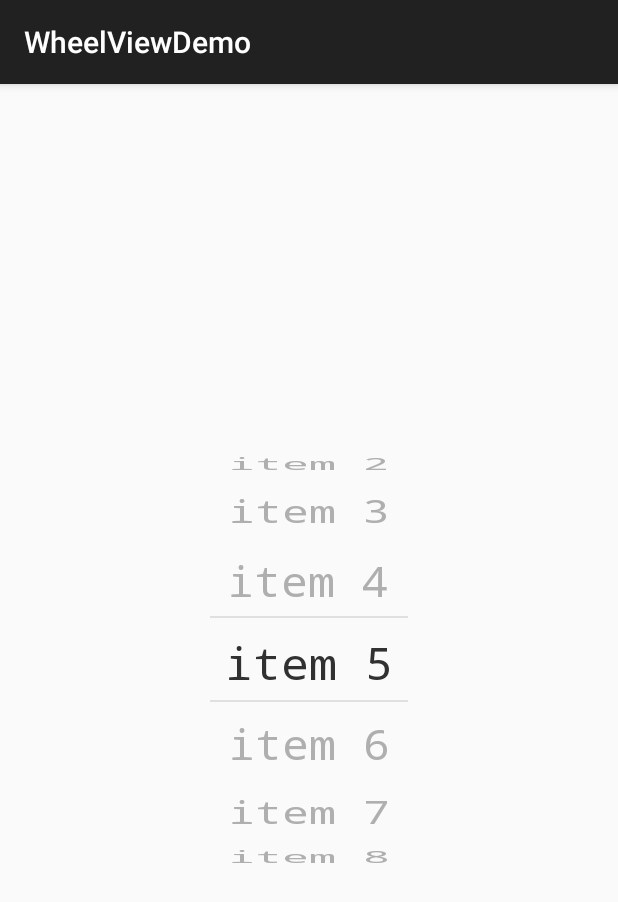
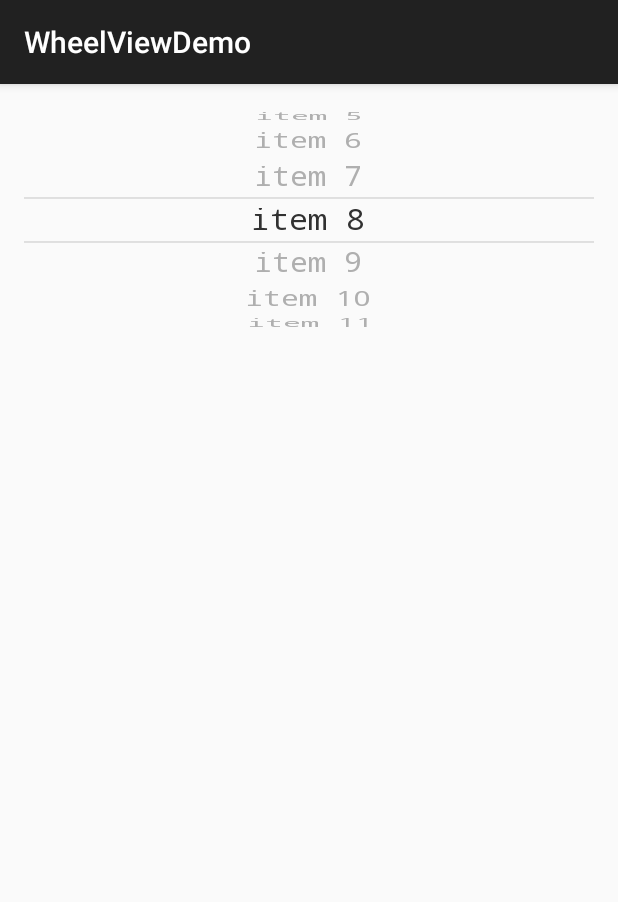
Before and after one commit to weidongjian/androidWheelView, an Android app: the screen it shows after launch (MainActivity), on a phone screen of 412 x 824 dp. Shown: the top 902 px of the screen. Run offline under Robolectric (Android 15) with nearby library versions, the phone set to English and light mode, and no system bars.

Commit message:
滚轮的大小，跟视图的大小同步

```diff
--- a/app/src/main/java/com/weidongjian/meitu/wheelviewdemo/MainActivity.java
+++ b/app/src/main/java/com/weidongjian/meitu/wheelviewdemo/MainActivity.java
@@ -3,29 +3,20 @@ package com.weidongjian.meitu.wheelviewdemo;
 import android.os.Bundle;
 import android.support.v7.app.AppCompatActivity;
 import android.util.Log;
-import android.view.ViewGroup;
-import android.widget.RelativeLayout;
 
+import com.weidongjian.meitu.wheelviewdemo.view.LoopView;
 import com.weidongjian.meitu.wheelviewdemo.view.OnItemSelectedListener;
-import com.weidongjian.meitu.wheelviewdemo.view.LoopView;
 
 import java.util.ArrayList;
 
 public class MainActivity extends AppCompatActivity {
-    private RelativeLayout rootview;
-    private RelativeLayout.LayoutParams layoutParams;
-
     @Override
     protected void onCreate(Bundle savedInstanceState) {
         super.onCreate(savedInstanceState);
         setContentView(R.layout.activity_main);
 
-        layoutParams = new RelativeLayout.LayoutParams(ViewGroup.LayoutParams.WRAP_CONTENT, ViewGroup.LayoutParams.WRAP_CONTENT);
-        layoutParams.addRule(RelativeLayout.CENTER_IN_PARENT);
+        LoopView loopView = (LoopView) findViewById(R.id.loopView);
 
-        rootview = (RelativeLayout) findViewById(R.id.rootview);
-
-        LoopView loopView = new LoopView(this);
         ArrayList<String> list = new ArrayList<>();
         for (int i = 0; i < 15; i++) {
             list.add("item " + i);
@@ -42,11 +33,8 @@ public class MainActivity extends AppCompatActivity {
         //设置原始数据
         loopView.setItems(list);
         //设置初始位置
-        loopView.setInitPosition(5);
         //设置字体大小
-        loopView.setTextSize(30);
-        rootview.addView(loopView, layoutParams);
-
+        loopView.setTextSize(20);
     }
 
 }
--- a/app/src/main/java/com/weidongjian/meitu/wheelviewdemo/view/InertiaTimerTask.java
+++ b/app/src/main/java/com/weidongjian/meitu/wheelviewdemo/view/InertiaTimerTask.java
@@ -4,12 +4,10 @@
 
 package com.weidongjian.meitu.wheelviewdemo.view;
 
-import java.util.TimerTask;
-
 // Referenced classes of package com.qingchifan.view:
 //            LoopView
 
-final class InertiaTimerTask extends TimerTask {
+final class InertiaTimerTask implements Runnable {
 
     float a;
     final float velocityY;
--- a/app/src/main/java/com/weidongjian/meitu/wheelviewdemo/view/LoopView.java
+++ b/app/src/main/java/com/weidongjian/meitu/wheelviewdemo/view/LoopView.java
@@ -29,19 +29,19 @@ public class LoopView extends View {
         CLICK, FLING, DAGGLE
     }
 
-    Context context;
+    private Context context;
 
     Handler handler;
-    private GestureDetector gestureDetector;
+    private GestureDetector flingGestureDetector;
     OnItemSelectedListener onItemSelectedListener;
 
     // Timer mTimer;
     ScheduledExecutorService mExecutor = Executors.newSingleThreadScheduledExecutor();
     private ScheduledFuture<?> mFuture;
 
-    Paint paintOuterText;
-    Paint paintCenterText;
-    Paint paintIndicator;
+    private Paint paintOuterText;
+    private Paint paintCenterText;
+    private Paint paintIndicator;
 
     List<String> items;
 
@@ -55,6 +55,7 @@ public class LoopView extends View {
 
     // 条目间距倍数
     float lineSpacingMultiplier;
+    //是否循环滚轮
     boolean isLoop;
 
     // 第一条线Y坐标值
@@ -104,13 +105,13 @@ public class LoopView extends View {
     private void initLoopView(Context context) {
         this.context = context;
         handler = new MessageHandler(this);
-        gestureDetector = new GestureDetector(context, new LoopViewGestureListener(this));
-        gestureDetector.setIsLongpressEnabled(false);
+        flingGestureDetector = new GestureDetector(context, new LoopViewGestureListener(this));
+        flingGestureDetector.setIsLongpressEnabled(false);
 
         lineSpacingMultiplier = 2.0F;
         isLoop = true;
         itemsVisible = 9;
-        textSize = 0;
+        textSize = 30;
         colorGray = 0xffafafaf;
         colorBlack = 0xff313131;
         colorLightGray = 0xffc5c5c5;
@@ -120,7 +121,7 @@ public class LoopView extends View {
 
         initPaints();
 
-        setTextSize(16F);
+//        setTextSize(20F);
     }
 
     private void initPaints() {
@@ -151,12 +152,19 @@ public class LoopView extends View {
             return;
         }
 
-        measureTextWidthHeight();
+        measureTextWidthAndHeight();
+        measuredWidth = getMeasuredWidth();
 
-        halfCircumference = (int) (maxTextHeight * lineSpacingMultiplier * (itemsVisible - 1));
-        measuredHeight = (int) ((halfCircumference * 2) / Math.PI);
-        radius = (int) (halfCircumference / Math.PI);
-        measuredWidth = maxTextWidth + paddingLeft + paddingRight;
+        measuredHeight = getMeasuredHeight();
+
+        halfCircumference = (int) (measuredHeight * Math.PI / 2);
+
+        maxTextHeight = (int) (halfCircumference / (lineSpacingMultiplier * (itemsVisible - 1)));
+
+//        halfCircumference = (int) (maxTextHeight * lineSpacingMultiplier * (itemsVisible - 1));
+//        measuredHeight = (int) ((halfCircumference * 2) / Math.PI);
+        radius = measuredHeight / 2;// TODO: 2016/12/23
+//        measuredWidth = maxTextWidth + paddingLeft + paddingRight;
         firstLineY = (int) ((measuredHeight - lineSpacingMultiplier * maxTextHeight) / 2.0F);
         secondLineY = (int) ((measuredHeight + lineSpacingMultiplier * maxTextHeight) / 2.0F);
         if (initPosition == -1) {
@@ -170,7 +178,8 @@ public class LoopView extends View {
         preCurrentIndex = initPosition;
     }
 
-    private void measureTextWidthHeight() {
+
+    private void measureTextWidthAndHeight() {
         for (int i = 0; i < items.size(); i++) {
             String s1 = items.get(i);
             paintCenterText.getTextBounds(s1, 0, s1.length(), tempRect);
@@ -178,11 +187,11 @@ public class LoopView extends View {
             if (textWidth > maxTextWidth) {
                 maxTextWidth = (int) (textWidth * scaleX);
             }
-            paintCenterText.getTextBounds("\u661F\u671F", 0, 2, tempRect); // 星期
-            int textHeight = tempRect.height();
-            if (textHeight > maxTextHeight) {
-                maxTextHeight = textHeight;
-            }
+        }
+        paintCenterText.getTextBounds("\u661F\u671F", 0, 2, tempRect); // 星期
+        int textHeight = tempRect.height();
+        if (textHeight > maxTextHeight) {
+            maxTextHeight = textHeight;
         }
 
     }
@@ -409,15 +418,21 @@ public class LoopView extends View {
         return (measuredWidth - textWidth) / 2;
     }
 
-    @Override
+    /*@Override
     protected void onMeasure(int widthMeasureSpec, int heightMeasureSpec) {
         remeasure();
         setMeasuredDimension(measuredWidth, measuredHeight);
+    }*/
+
+    @Override
+    protected void onMeasure(int widthMeasureSpec, int heightMeasureSpec) {
+        super.onMeasure(widthMeasureSpec, heightMeasureSpec);
+        remeasure();
     }
 
     @Override
     public boolean onTouchEvent(MotionEvent event) {
-        boolean eventConsumed = gestureDetector.onTouchEvent(event);
+        boolean eventConsumed = flingGestureDetector.onTouchEvent(event);
         float itemHeight = lineSpacingMultiplier * maxTextHeight;
 
         switch (event.getAction()) {
--- a/app/src/main/java/com/weidongjian/meitu/wheelviewdemo/view/SmoothScrollTimerTask.java
+++ b/app/src/main/java/com/weidongjian/meitu/wheelviewdemo/view/SmoothScrollTimerTask.java
@@ -4,9 +4,7 @@
 
 package com.weidongjian.meitu.wheelviewdemo.view;
 
-import java.util.TimerTask;
-
-final class SmoothScrollTimerTask extends TimerTask {
+final class SmoothScrollTimerTask implements Runnable {
 
     int realTotalOffset;
     int realOffset;
--- a/app/src/main/res/layout/activity_main.xml
+++ b/app/src/main/res/layout/activity_main.xml
@@ -1,13 +1,19 @@
-<RelativeLayout xmlns:android="http://schemas.android.com/apk/res/android"
+<RelativeLayout
+    android:id="@+id/rootview"
+    xmlns:android="http://schemas.android.com/apk/res/android"
     xmlns:tools="http://schemas.android.com/tools"
     android:layout_width="match_parent"
     android:layout_height="match_parent"
-                android:id="@+id/rootview"
+    android:paddingBottom="@dimen/activity_vertical_margin"
     android:paddingLeft="@dimen/activity_horizontal_margin"
     android:paddingRight="@dimen/activity_horizontal_margin"
     android:paddingTop="@dimen/activity_vertical_margin"
-                android:paddingBottom="@dimen/activity_vertical_margin"
     tools:context=".MainActivity">
+
+    <com.weidongjian.meitu.wheelviewdemo.view.LoopView
+        android:id="@+id/loopView"
+        android:layout_width="match_parent"
+        android:layout_height="150dp"/>
 
 
 </RelativeLayout>
```
Also changed, not shown: 1 other file. Lines whose indentation alone changed are shown as unchanged.
